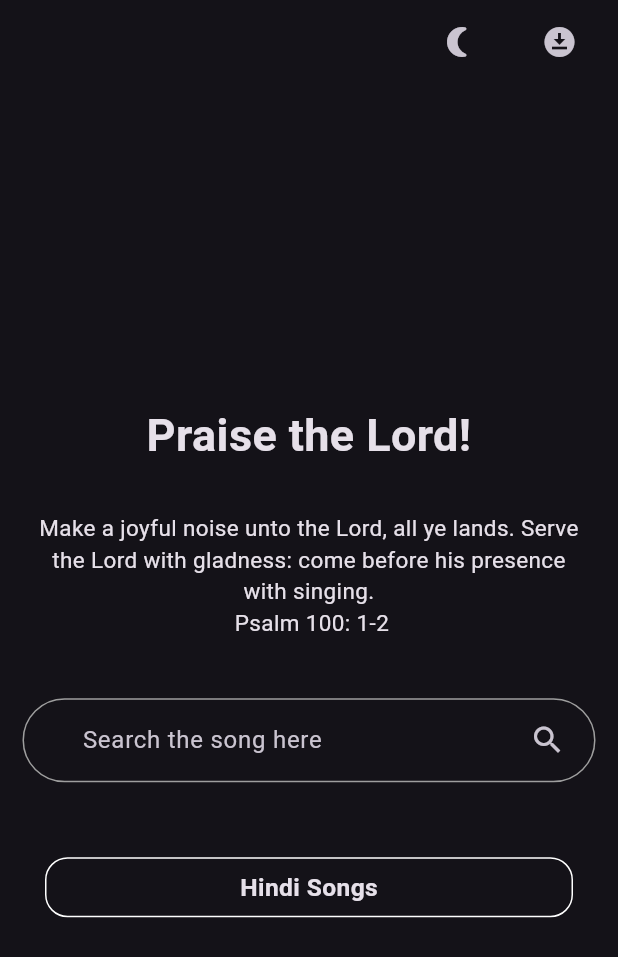
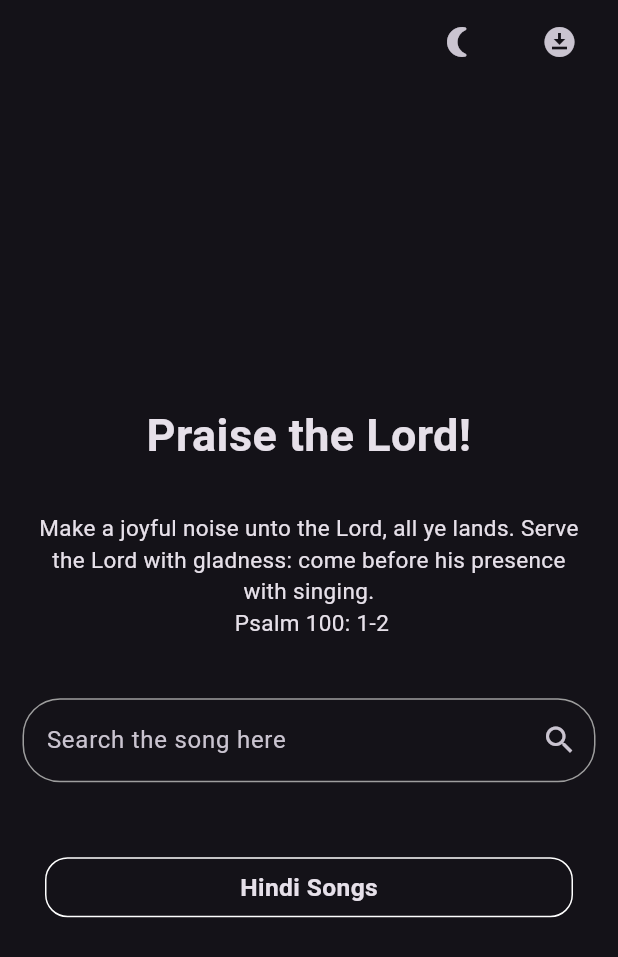
Before and after one commit to BarnabasGavai/songbook, a Flutter app: the screen it shows after launch, after a tap on the "wb sunny" icon, on a phone screen of 412 x 824 dp. Shown: the top 957 px of the screen. Run offline on Flutter 3.47's test engine with Material 3 defaults, Android fonts, the phone set to English and light mode, and no system bars; our stand-ins replace cloud_firestore, connectivity_plus, firebase_core, hive, hive_flutter, shared_preferences; missing offline and left inert: pinch_scale; accounts and stored records are empty.

Commit message:
APP READY!

```diff
--- a/lib/Screens/HomePage.dart
+++ b/lib/Screens/HomePage.dart
@@ -2,17 +2,21 @@ import 'package:flutter/material.dart';
 import 'package:provider/provider.dart';
 import 'package:songbookapp/Screens/DownloadScreen.dart';
 import 'package:songbookapp/logic/Firestore_Service.dart';
+import 'package:songbookapp/logic/SearchProvider.dart';
 import 'package:songbookapp/logic/connectivity_service.dart';
 
 import 'package:songbookapp/logic/model_theme.dart';
+import 'package:songbookapp/logic/autocomplete_service.dart';
 
 class Home extends StatelessWidget {
   const Home({super.key});
 
   @override
   Widget build(BuildContext context) {
-    return Consumer3<ModelTheme, ConnectivityService, FirestoreService>(builder:
-        (context, themeNotifier, internetNotifier, dataNotifier, child) {
+    return Consumer4<ModelTheme, ConnectivityService, FirestoreService,
+            AutoCOmpleteState>(
+        builder: (context, themeNotifier, internetNotifier, dataNotifier,
+            AutocompleteNotifier, child) {
       if (internetNotifier.isConnected) {
         return GestureDetector(
           onTap: () {
@@ -35,6 +39,7 @@ class Home extends StatelessWidget {
                 ),
                 IconButton(
                     onPressed: () {
+                      FocusManager.instance.primaryFocus?.unfocus();
                       Navigator.pushNamed(context, "/downloads");
                     },
                     icon: const Icon(Icons.download_for_offline)),
@@ -68,18 +73,95 @@ class Home extends StatelessWidget {
                     const SizedBox(
                       height: 40,
                     ),
-                    const Padding(
-                      padding: EdgeInsets.symmetric(horizontal: 15),
-                      child: SearchBar(
-                        trailing: [Icon(Icons.search)],
-                        padding: WidgetStatePropertyAll(
-                            EdgeInsets.symmetric(horizontal: 20)),
-                        hintText: "Search the song here",
-                        backgroundColor:
-                            WidgetStatePropertyAll(Colors.transparent),
-                        shadowColor: WidgetStatePropertyAll(Colors.transparent),
-                        side: WidgetStatePropertyAll(
-                            BorderSide(color: Colors.grey)),
+                    Padding(
+                      padding: const EdgeInsets.symmetric(horizontal: 15),
+                      child: Autocomplete<String>(
+                        optionsBuilder:
+                            (TextEditingValue textEditingValue) async {
+                          if (textEditingValue.text.isEmpty) {
+                            return const Iterable<String>.empty();
+                          }
+                          final suggestions = await Provider.of<SearchProvider>(
+                                  context,
+                                  listen: false)
+                              .getSuggestions(textEditingValue.text);
+                          return suggestions;
+                        },
+                        onSelected: (String selectedValue) {
+                          final selectedItem = Provider.of<SearchProvider>(
+                                  context,
+                                  listen: false)
+                              .firestoreService
+                              .data
+                              .firstWhere(
+                                  (item) => item['title'] == selectedValue);
+                          FocusManager.instance.primaryFocus?.unfocus();
+
+                          Navigator.pushNamed(context, '/lyrics',
+                              arguments: selectedItem);
+                        },
+                        fieldViewBuilder: (context, controller, focusNode,
+                            onEditingComplete) {
+                          controller.addListener(() {
+                            AutocompleteNotifier.setText(controller.text);
+                          });
+                          return TextField(
+                            controller: controller,
+                            focusNode: focusNode,
+                            onEditingComplete: onEditingComplete,
+                            decoration: InputDecoration(
+                              suffixIcon: (AutocompleteNotifier.text.isNotEmpty)
+                                  ? IconButton(
+                                      onPressed: () {
+                                        controller.clear();
+                                        AutocompleteNotifier.clearText();
+                                        // Optionally, dismiss the autocomplete suggestions
+                                        FocusScope.of(context).unfocus();
+                                      },
+                                      icon: const Icon(Icons.clear),
+                                    )
+                                  : const Icon(Icons.search),
+                              hintText: 'Search the song here',
+                              border: const OutlineInputBorder(
+                                  borderRadius:
+                                      BorderRadius.all(Radius.circular(25))),
+                              filled: true,
+                              fillColor: Colors.transparent,
+                              focusedBorder: const OutlineInputBorder(
+                                  borderSide: BorderSide(color: Colors.grey),
+                                  borderRadius:
+                                      BorderRadius.all(Radius.circular(25))),
+                              enabledBorder: const OutlineInputBorder(
+                                  borderSide: BorderSide(color: Colors.grey),
+                                  borderRadius:
+                                      BorderRadius.all(Radius.circular(25))),
+                            ),
+                          );
+                        },
+                        optionsViewBuilder: (context, onSelected, options) {
+                          return Align(
+                            alignment: Alignment.topLeft,
+                            child: Material(
+                              elevation: 4.0,
+                              child: Container(
+                                width: MediaQuery.of(context).size.width,
+                                child: ListView(
+                                  padding: EdgeInsets.zero,
+                                  shrinkWrap: true,
+                                  children:
+                                      options.map<Widget>((String option) {
+                                    return ListTile(
+                                      title: Text(option),
+                                      onTap: () {
+                                        onSelected(option);
+                                      },
+                                    );
+                                  }).toList(),
+                                ),
+                              ),
+                            ),
+                          );
+                        },
                       ),
                     ),
                     const SizedBox(
@@ -97,6 +179,7 @@ class Home extends StatelessWidget {
                               const BorderRadius.all(Radius.circular(15))),
                       child: InkWell(
                         onTap: () {
+                          FocusManager.instance.primaryFocus?.unfocus();
                           Navigator.pushNamed(context, '/list');
                         },
                         child: const Center(
--- /dev/null
+++ b/lib/logic/SearchProvider.dart
@@ -0,0 +1,25 @@
+import 'dart:async';
+import 'package:flutter/material.dart';
+import 'Firestore_Service.dart';
+
+class SearchProvider with ChangeNotifier {
+  final FirestoreService _firestoreService;
+  Timer? _debounce;
+
+  SearchProvider(this._firestoreService);
+
+  FirestoreService get firestoreService => _firestoreService;
+
+  Future<List<String>> getSuggestions(String query) async {
+    if (_debounce?.isActive ?? false) _debounce?.cancel();
+    _debounce = Timer(const Duration(milliseconds: 300), () {});
+
+    // Simulate a delay for data fetching
+    await Future.delayed(const Duration(milliseconds: 100));
+
+    return _firestoreService.data
+        .where((item) => item['maintitle'].toLowerCase().contains(query.toLowerCase()))
+        .map((item) => item['title'] as String)
+        .toList();
+  }
+}
--- /dev/null
+++ b/lib/logic/autocomplete_service.dart
@@ -0,0 +1,17 @@
+import 'package:flutter/material.dart';
+
+class AutoCOmpleteState with ChangeNotifier {
+  String _text = '';
+
+  String get text => _text;
+
+  void setText(String newText) {
+    _text = newText;
+    notifyListeners();
+  }
+
+  void clearText() {
+    _text = '';
+    notifyListeners();
+  }
+}
--- a/lib/main.dart
+++ b/lib/main.dart
@@ -1,6 +1,7 @@
 import 'package:cloud_firestore/cloud_firestore.dart';
 import 'package:flutter/material.dart';
 import 'package:flutter/services.dart';
+import 'package:flutter/widgets.dart';
 
 import 'package:hive_flutter/hive_flutter.dart';
 import 'package:provider/provider.dart';
@@ -8,12 +9,14 @@ import 'package:songbookapp/firebase_options.dart';
 import 'package:firebase_core/firebase_core.dart';
 import 'package:songbookapp/logic/Firestore_Service.dart';
 import 'package:songbookapp/logic/Hive_Service.dart';
+import 'package:songbookapp/logic/SearchProvider.dart';
 import 'package:songbookapp/logic/connectivity_service.dart';
 import 'package:songbookapp/logic/model_theme.dart';
 import 'package:songbookapp/Screens/DownloadScreen.dart';
 import 'package:songbookapp/Screens/HomePage.dart';
 import 'package:songbookapp/Screens/Lyrics.dart';
 import 'package:songbookapp/Screens/SongList.dart';
+import 'package:songbookapp/logic/autocomplete_service.dart';
 
 void main() async {
   WidgetsFlutterBinding.ensureInitialized();
@@ -38,8 +41,16 @@ void main() async {
             create: (_) => ConnectivityService(), lazy: false),
         ChangeNotifierProvider(create: (_) => FirestoreService(), lazy: false),
         ChangeNotifierProvider(create: (_) => ModelTheme(), lazy: false),
+        ChangeNotifierProxyProvider<FirestoreService, SearchProvider>(
+          create: (context) => SearchProvider(
+              Provider.of<FirestoreService>(context, listen: false)),
+          update: (context, firestoreService, previous) =>
+              SearchProvider(firestoreService),
+          lazy: false,
+        ),
+        ChangeNotifierProvider(create: (_) => AutoCOmpleteState())
       ],
-      child: MyApp(),
+      child: const MyApp(),
     ),
   );
 }
@@ -65,7 +76,10 @@ class MyApp extends StatelessWidget {
                       statusBarIconBrightness: Brightness.light,
                       systemNavigationBarColor: Color(0xff141118),
                       systemNavigationBarIconBrightness: Brightness.light)),
-            )
+              floatingActionButtonTheme: const FloatingActionButtonThemeData(
+                backgroundColor: Color(0xff141118),
+                foregroundColor: Color(0xfffef7ff),
+              ))
           : ThemeData(
               brightness: Brightness.light,
               appBarTheme: const AppBarTheme(
@@ -76,12 +90,14 @@ class MyApp extends StatelessWidget {
                       statusBarIconBrightness: Brightness.dark,
                       systemNavigationBarColor: Color(0xfffef7ff),
                       systemNavigationBarIconBrightness: Brightness.dark)),
-            ),
+              floatingActionButtonTheme: const FloatingActionButtonThemeData(
+                  backgroundColor: Color(0xfffef7ff),
+                  foregroundColor: Color(0xff141118))),
       routes: {
-        '/': (context) => Home(),
-        '/list': (context) => SongListScreen(),
+        '/': (context) => const Home(),
+        '/list': (context) => const SongListScreen(),
         '/lyrics': (context) => LyricsScreen(),
-        '/downloads': (context) => DownloadScreen(),
+        '/downloads': (context) => const DownloadScreen(),
       },
     );
   }
```
Also changed, not shown: lib/Screens/Lyrics.dart (+18 -3 lines), 106 other files.
